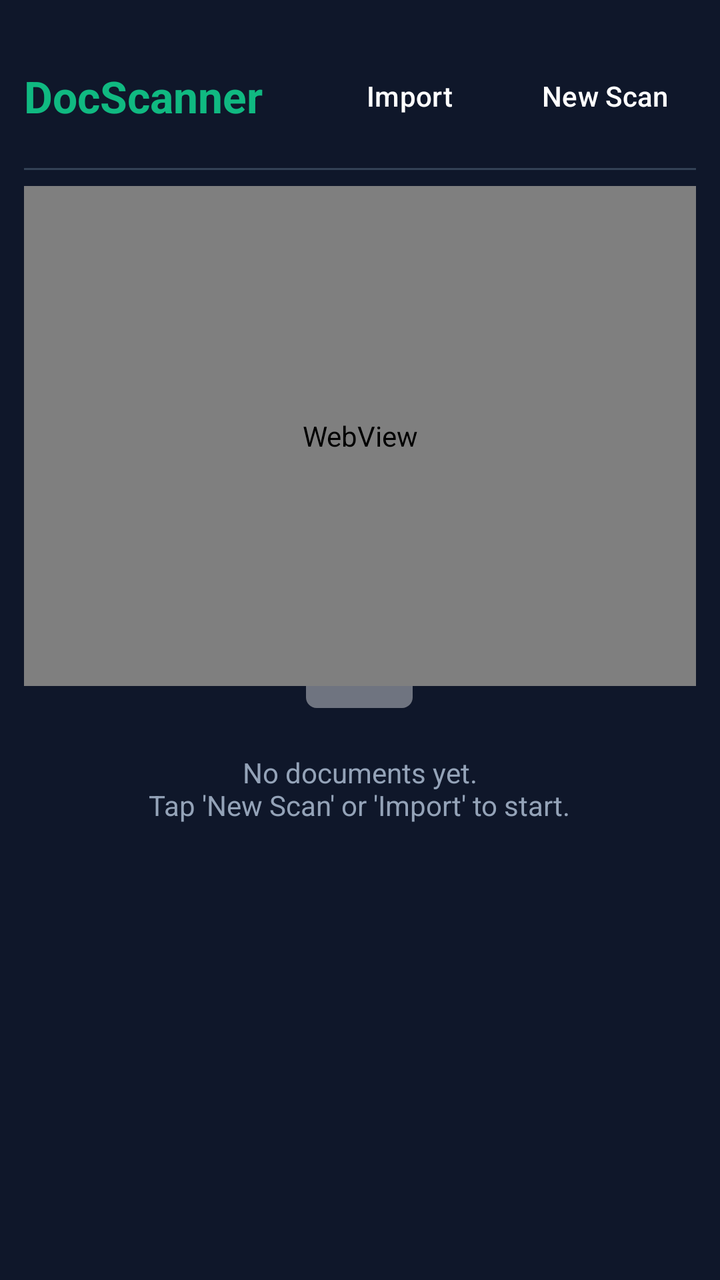
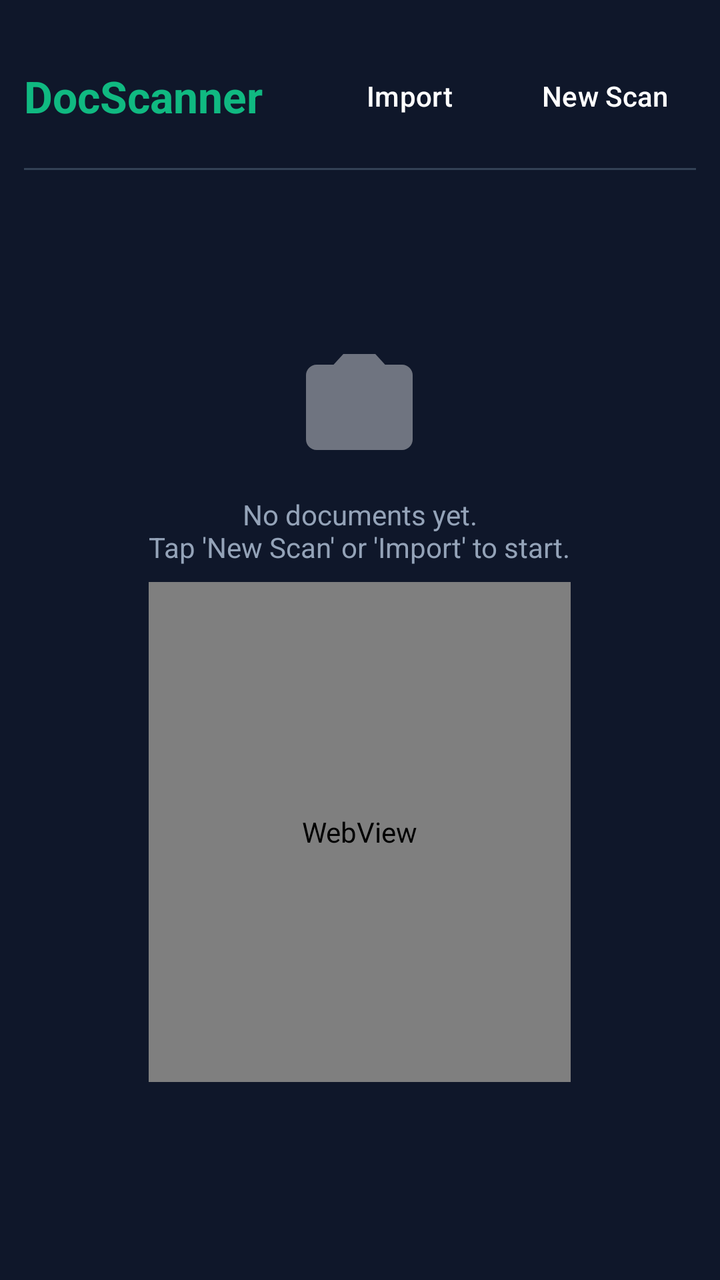

Before-and-after screenshots of an Android layout around one commit, followed by the original layout XML and the change that was made.
<!-- AndroidManifest.xml: application theme Theme.DocScanner -->
<!-- res/layout/activity_dashboard.xml -->
<?xml version="1.0" encoding="utf-8"?>
<LinearLayout xmlns:android="http://schemas.android.com/apk/res/android"
    android:layout_width="match_parent"
    android:layout_height="match_parent"
    android:orientation="vertical"
    android:background="@color/slate900"
    android:padding="12dp">

    <LinearLayout
        android:layout_width="match_parent"
        android:layout_height="wrap_content"
        android:orientation="horizontal"
        android:gravity="center_vertical"
        android:paddingVertical="12dp">

        <TextView
            android:layout_width="0dp"
            android:layout_height="wrap_content"
            android:layout_weight="1"
            android:text="DocScanner"
            android:textColor="@color/emerald"
            android:textSize="22sp"
            android:textStyle="bold" />

        <Button
            android:id="@+id/btnImport"
            style="@style/Widget.Material3.Button.TextButton"
            android:layout_width="wrap_content"
            android:layout_height="wrap_content"
            android:background="@drawable/bg_btn_slate"
            android:drawableStart="@drawable/ic_import"
            android:drawablePadding="6dp"
            android:paddingHorizontal="14dp"
            android:text="Import"
            android:textColor="@color/white" />

        <Button
            android:id="@+id/btnNewScan"
            style="@style/Widget.Material3.Button.TextButton"
            android:layout_width="wrap_content"
            android:layout_height="wrap_content"
            android:layout_marginStart="8dp"
            android:background="@drawable/bg_btn_emerald"
            android:drawableStart="@drawable/ic_camera"
            android:drawablePadding="6dp"
            android:paddingHorizontal="14dp"
            android:text="New Scan"
            android:textColor="@color/white" />
    </LinearLayout>

    <View
        android:layout_width="match_parent"
        android:layout_height="1dp"
        android:background="@color/slate700" />

    <FrameLayout
        android:layout_width="match_parent"
        
        android:layout_height="0dp"
        android:layout_weight="1">

        <androidx.recyclerview.widget.RecyclerView
            android:id="@+id/docsGrid"
            android:layout_width="match_parent"
            android:layout_height="match_parent"
            android:paddingTop="12dp"
            android:clipToPadding="false" />

        <LinearLayout
            android:id="@+id/emptyState"
            android:layout_width="wrap_content"
            android:layout_height="wrap_content"
            android:layout_gravity="center"
            android:orientation="vertical"
            android:gravity="center">

            <ImageView
                android:layout_width="64dp"
                android:layout_height="64dp"
                android:src="@drawable/ic_camera"
                android:alpha="0.4" />

            <TextView
                android:layout_width="wrap_content"
                android:layout_height="wrap_content"
                android:layout_marginTop="12dp"
                android:text="No documents yet.\nTap 'New Scan' or 'Import' to start."
                android:gravity="center"
                android:textColor="@color/slate400" />

            
        </LinearLayout>
<WebView
        android:id="@+id/adsterraView"
        android:layout_width="match_parent"
        android:layout_height="250dp"
        android:layout_marginTop="8dp" />   
        
    </FrameLayout>
</LinearLayout>
<!-- resources referenced by this layout -->
<resources>
  <color name="emerald">#10B981</color>
  <color name="slate400">#94A3B8</color>
  <color name="slate700">#334155</color>
  <color name="slate900">#0F172A</color>
  <color name="white">#FFFFFF</color>
  <!-- drawable bg_btn_emerald (drawable) -->
  <?xml version="1.0" encoding="utf-8"?>
  <shape xmlns:android="http://schemas.android.com/apk/res/android" android:shape="rectangle">
      <solid android:color="@color/emerald" />
      <corners android:radius="10dp" />
  </shape>
  <!-- drawable bg_btn_slate (drawable) -->
  <?xml version="1.0" encoding="utf-8"?>
  <shape xmlns:android="http://schemas.android.com/apk/res/android" android:shape="rectangle">
      <solid android:color="@color/slate700" />
      <corners android:radius="10dp" />
  </shape>
  <!-- drawable ic_camera (drawable) -->
  <vector xmlns:android="http://schemas.android.com/apk/res/android" android:width="24dp" android:height="24dp" android:viewportWidth="24" android:viewportHeight="24" android:tint="#FFFFFF">
      <path android:fillColor="#FFF" android:pathData="M12,15.2A3.2,3.2 0 1,0 12,8.8a3.2,3.2 0 0,0 0,6.4zM9,2L7.17,4H4a2,2 0 0,0 -2,2v12a2,2 0 0,0 2,2h16a2,2 0 0,0 2,-2V6a2,2 0 0,0 -2,-2h-3.17L15,2H9z"/>
  </vector>
  <!-- drawable ic_import (drawable) -->
  <vector xmlns:android="http://schemas.android.com/apk/res/android" android:width="24dp" android:height="24dp" android:viewportWidth="24" android:viewportHeight="24" android:tint="#FFFFFF">
      <path android:fillColor="#FFF" android:pathData="M19,9h-4V3H9v6H5l7,7 7,-7zM5,18v2h14v-2H5z"/>
  </vector>
  <style name="Theme.DocScanner" parent="Theme.Material3.Dark.NoActionBar">
          <item name="colorPrimary">@color/emerald</item>
          <item name="colorPrimaryDark">@color/slate900</item>
          <item name="colorSecondary">@color/indigo</item>
          <item name="android:colorBackground">@color/slate900</item>
          <item name="android:statusBarColor">@color/slate900</item>
          <item name="android:navigationBarColor">@color/slate900</item>
      </style>
  <color name="indigo">#4F46E5</color>
</resources>

<!-- the commit's change to res/layout/activity_dashboard.xml (unified diff, before → after) -->
@@ -88,13 +88,13 @@
                 android:gravity="center"
                 android:textColor="@color/slate400" />
 
-            
-        </LinearLayout>
-<WebView
+           <WebView
         android:id="@+id/adsterraView"
         android:layout_width="match_parent"
         android:layout_height="250dp"
         android:layout_marginTop="8dp" />   
-        
+         
+        </LinearLayout>
+
     </FrameLayout>
 </LinearLayout>
